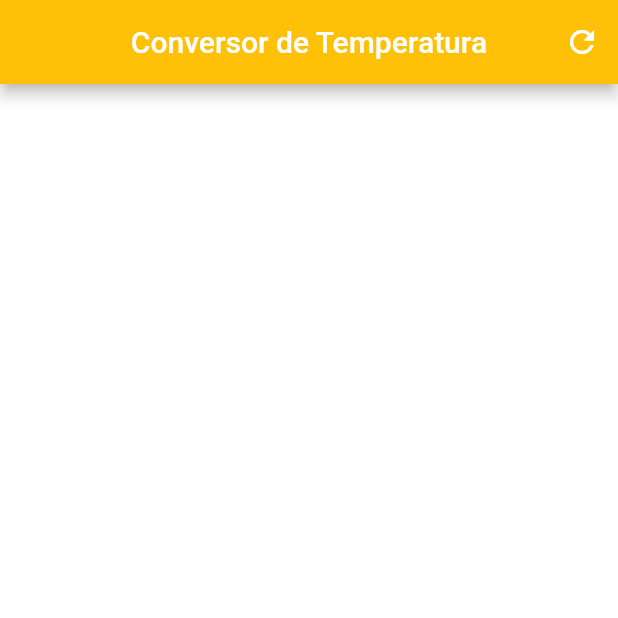
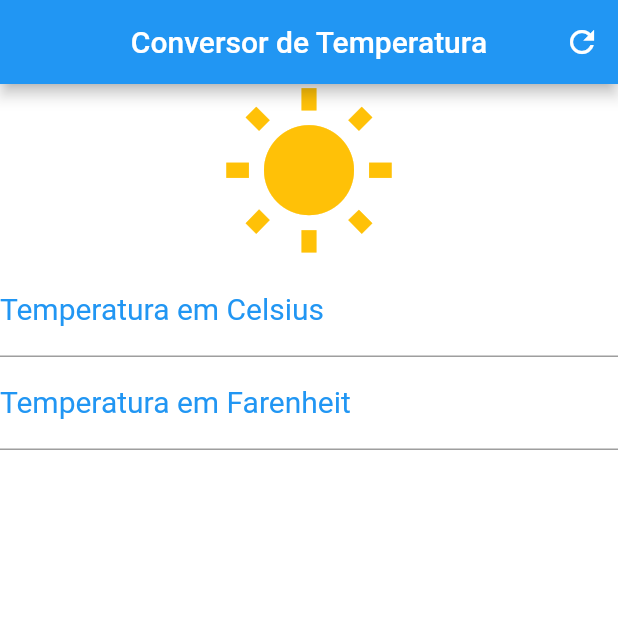
Before and after one commit to WeversonLuiz/mobile-flutter-conversor, a Flutter app: the screen it shows after launch, on a phone screen of 412 x 824 dp, the top half of it. Run offline on Flutter 3.47's test engine with Material 2 defaults, Android fonts, the phone set to English and light mode, and no system bars.

Commit message:
Criando um body column

```diff
--- a/lib/main.dart
+++ b/lib/main.dart
@@ -17,7 +17,7 @@ class _HomeState extends State<Home> {
     AppBar appBar = AppBar(
       title: Text("Conversor de Temperatura"),
       centerTitle: true,
-      backgroundColor: Colors.amber,
+      backgroundColor: Colors.blue,
       actions: <Widget>[
         IconButton(
           icon: Icon(Icons.refresh),
@@ -25,9 +25,34 @@ class _HomeState extends State<Home> {
       ],
     );
 
+    Icon icon = Icon(Icons.wb_sunny, size: 120, color: Colors.amber,);
+    TextStyle styleDecoration = TextStyle(color: Colors.blue, fontSize: 20);
+    TextStyle styleField = TextStyle(color: Colors.black);
+
+    TextField tempCelsius = TextField(
+      keyboardType: TextInputType.number,
+      decoration: InputDecoration(
+          labelText: "Temperatura em Celsius",
+          labelStyle: styleDecoration,
+      ),
+      textAlign: TextAlign.center,
+      style: styleField,
+    );
+
+    TextField tempFarenheit = TextField(
+      keyboardType: TextInputType.number,
+      decoration: InputDecoration(
+          labelText: "Temperatura em Farenheit",
+          labelStyle: styleDecoration,
+      ),
+      textAlign: TextAlign.center,
+      style: styleField,
+    );
+
     Column column = Column(
       crossAxisAlignment: CrossAxisAlignment.stretch,
         children: <Widget>[
+          icon, tempCelsius, tempFarenheit,
         ],
     );
 
```
